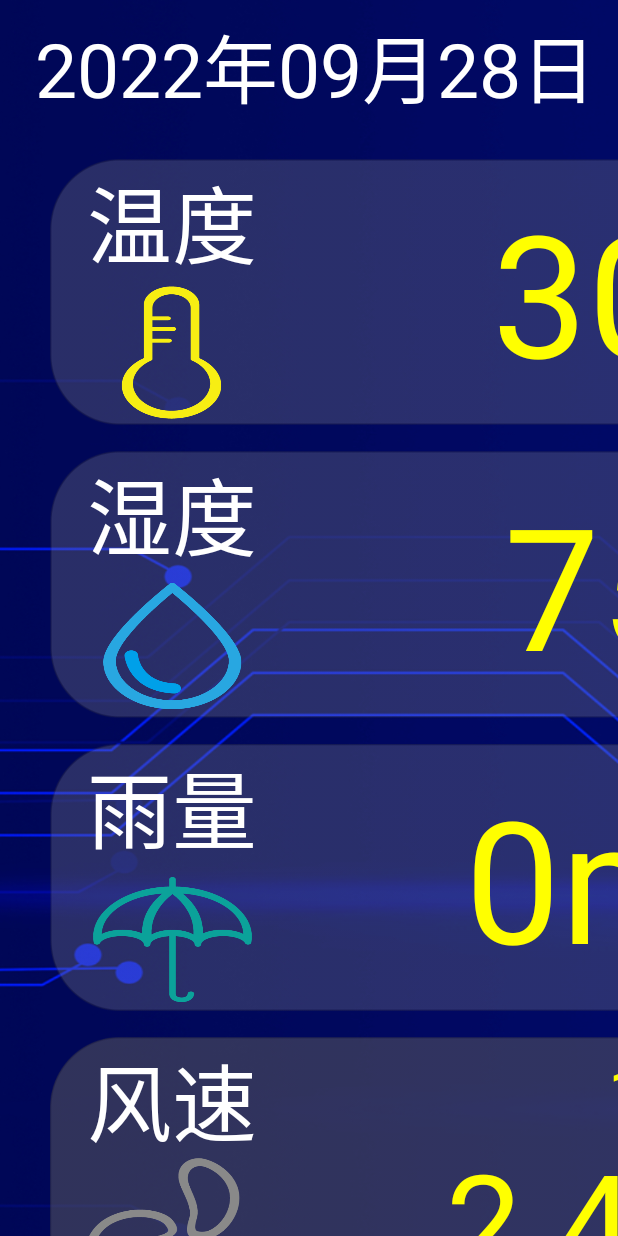
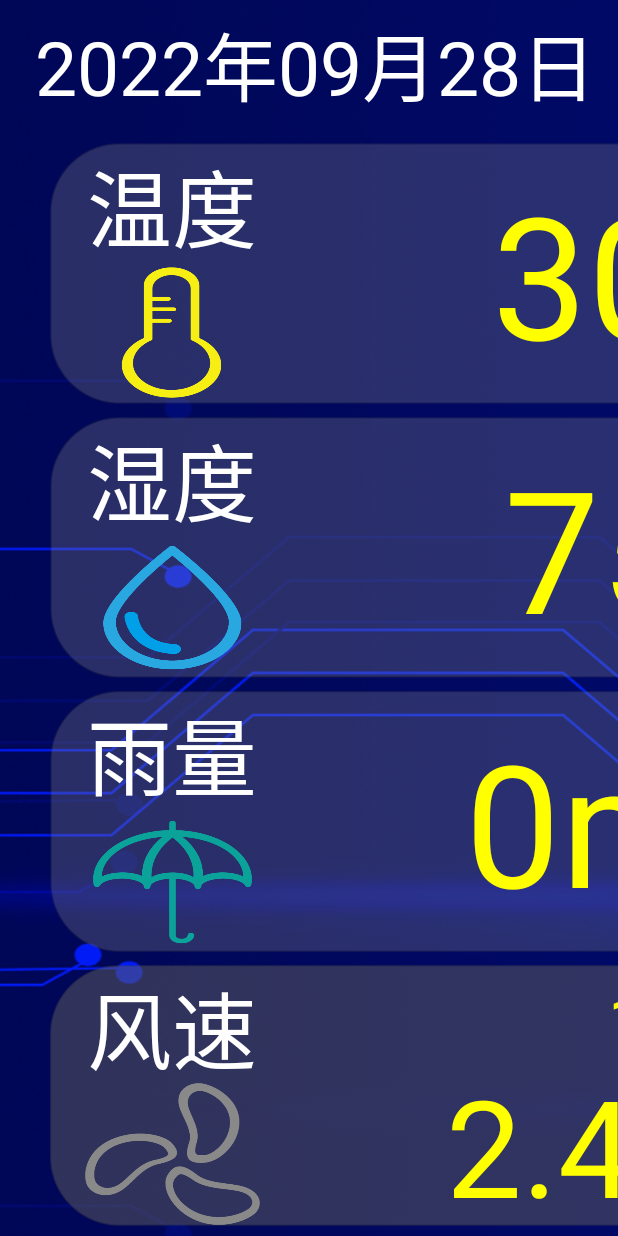
Before and after one commit to Ai-duo/AppEasy, an Android app: the screen it shows after launch (MainActivity), on a phone screen of 412 x 824 dp. Run offline under Robolectric (Android 15) with nearby library versions, the phone set to English and light mode, and no system bars; our stand-ins replace EventBus; Roboto replaces fonts that are not available here; 1 statement that could not run was skipped.

Commit message:
六要素加天气

```diff
--- a/app/src/main/res/layout/activity_main.xml
+++ b/app/src/main/res/layout/activity_main.xml
@@ -22,7 +22,7 @@
     <TextView
         android:layout_width="match_parent"
         android:layout_height="0px"
-        android:layout_weight="0.2" />
+        android:layout_weight="0.1" />
 
     <LinearLayout
         android:layout_width="match_parent"
@@ -76,7 +76,7 @@
     <TextView
         android:layout_width="match_parent"
         android:layout_height="0px"
-        android:layout_weight="0.2" />
+        android:layout_weight="0.1" />
 
     <LinearLayout
 
@@ -131,7 +131,7 @@
     <TextView
         android:layout_width="match_parent"
         android:layout_height="0px"
-        android:layout_weight="0.2" />
+        android:layout_weight="0.1" />
 
     <LinearLayout
         android:layout_width="match_parent"
@@ -184,7 +184,7 @@
     <TextView
         android:layout_width="match_parent"
         android:layout_height="0px"
-        android:layout_weight="0.2" />
+        android:layout_weight="0.1" />
 
     <LinearLayout
         android:layout_width="match_parent"
@@ -254,7 +254,7 @@
     <TextView
         android:layout_width="match_parent"
         android:layout_height="0px"
-        android:layout_weight="0.2" />
+        android:layout_weight="0.1" />
 
     <LinearLayout
         android:layout_width="match_parent"
@@ -307,7 +307,7 @@
     <TextView
         android:layout_width="match_parent"
         android:layout_height="0px"
-        android:layout_weight="0.2" />
+        android:layout_weight="0.1" />
 
     <LinearLayout
         android:layout_width="match_parent"
@@ -361,7 +361,7 @@
     <TextView
         android:layout_width="match_parent"
         android:layout_height="0px"
-        android:layout_weight="0.2" />
+        android:layout_weight="0.1" />
 
     <com.kd.appeasy.MarqueeView
         android:id="@+id/weatherinfo"
@@ -370,10 +370,9 @@
         android:layout_weight="1"
         android:background="@drawable/ybb"
         android:gravity="center"
-        android:visibility="gone"
         app:marqueeview_repet_type="repet_interval"
         app:marqueeview_text_color="#fff"
         app:marqueeview_text_distance="100"
         app:marqueeview_text_size="50"
-        app:marqueeview_text_speed="0.3" />
+        app:marqueeview_text_speed="0.4" />
 </LinearLayout>
```
